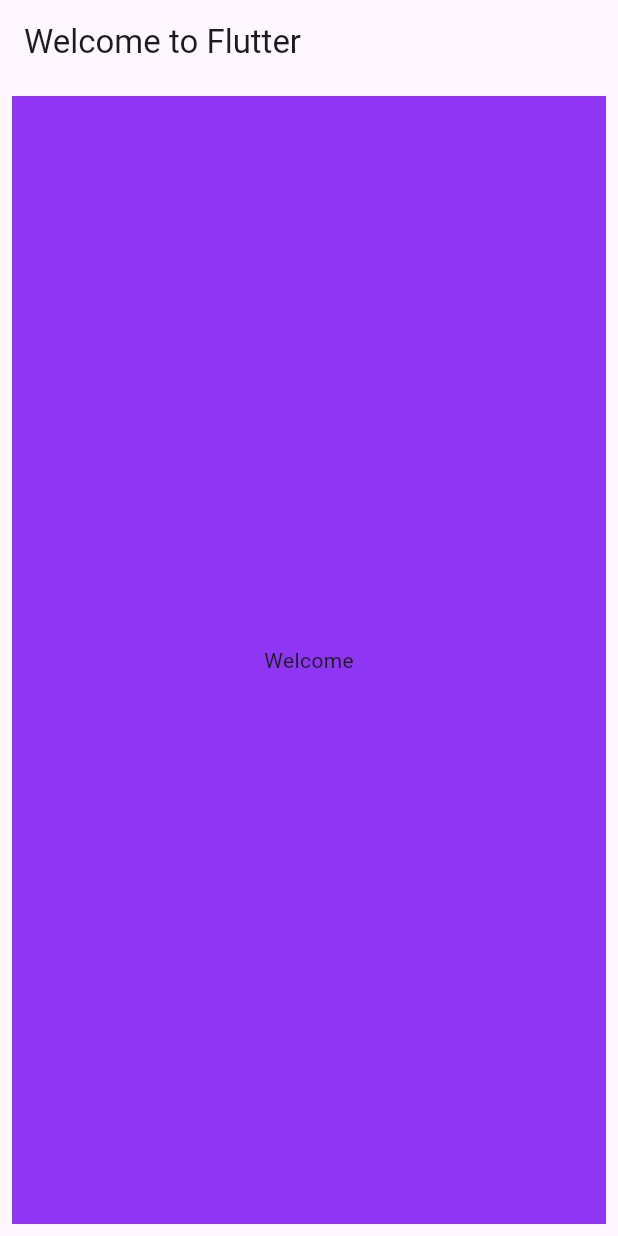
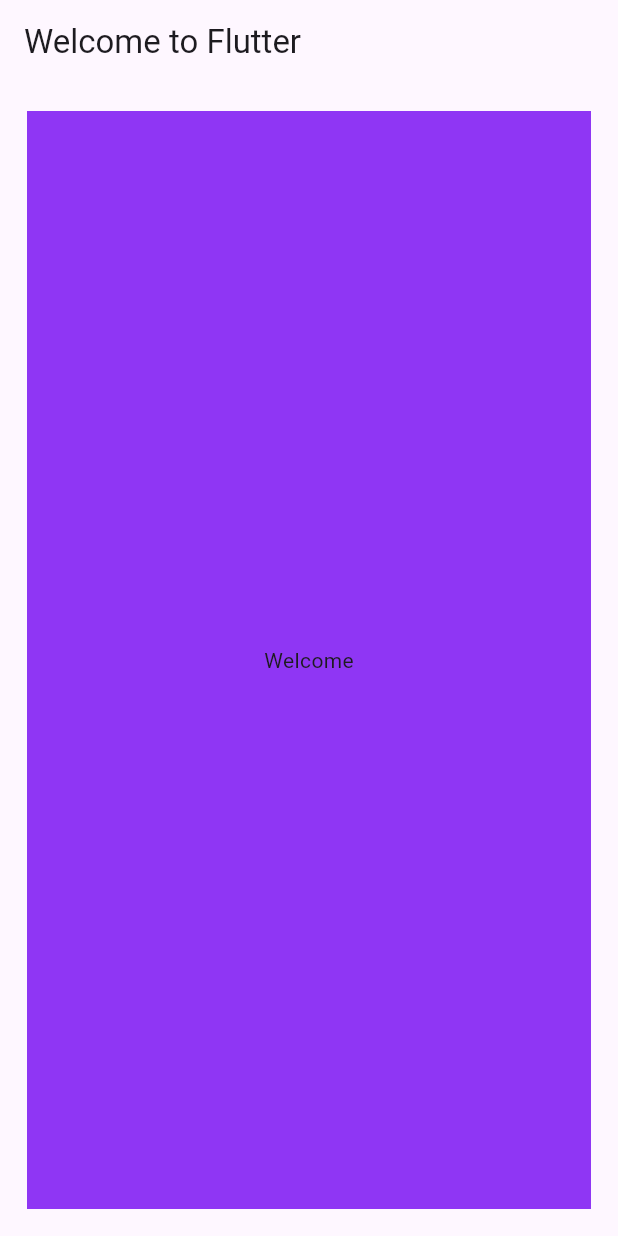
Before and after one commit to yoninani7/Yona_ecommerce, a Flutter app: the screen it shows after launch, on a phone screen of 412 x 824 dp. Run offline on Flutter 3.47's test engine with Material 3 defaults, Android fonts, the light colour scheme and no system bars.

Commit message:
Update main.dart

```diff
--- a/project1/lib/main.dart
+++ b/project1/lib/main.dart
@@ -15,7 +15,7 @@ class Welcome extends StatelessWidget {
       home: Scaffold(
         appBar: AppBar(title: Text('Welcome to Flutter')),
         body: Padding(
-          padding: const EdgeInsets.all(8.0),
+          padding: const EdgeInsets.all(18.0),
           child: Container(
             color: const Color.fromARGB(255, 143, 54, 244),
             child: Center(child: Text('Welcome')),
```
